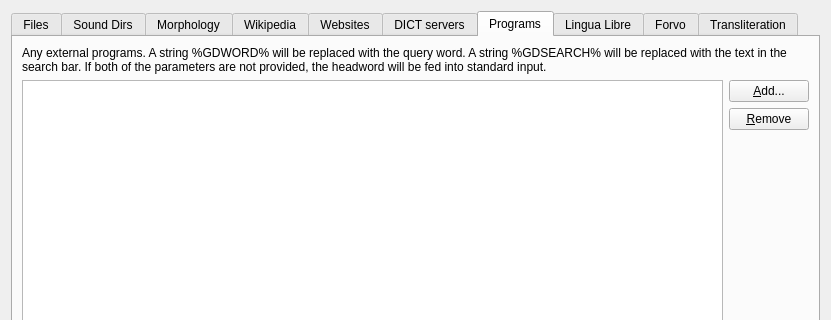
This is src/ui/edit_sources.ui in xiaoyifang/goldendict-ng as Qt 5 draws it before an edit; both pictures show x 0 to 831 and y 0 to 320 of the 831 by 531 pixel window. The edited form follows.
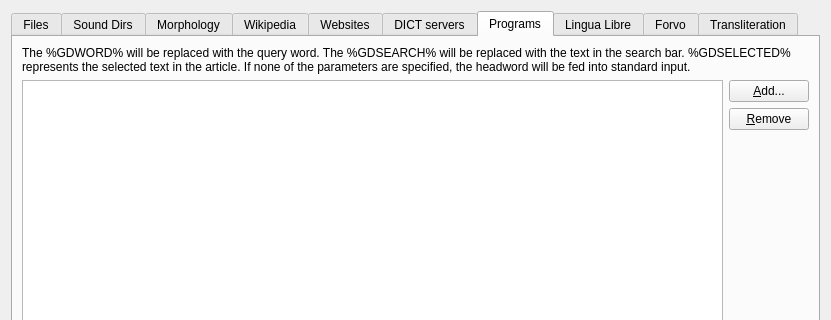
This is the edited form. The open tabs and pages were chosen to show the change. Icons and pictures are not drawn.

Commit message: opt:add a new placehodler GDSELECTED to the program

What changed in the file:
```diff
--- a/src/ui/edit_sources.ui
+++ b/src/ui/edit_sources.ui
@@ -401,7 +401,7 @@
        <item>
         <widget class="QLabel" name="label_16">
          <property name="text">
-          <string>Any external programs. A string %GDWORD% will be replaced with the query word. A string %GDSEARCH% will be replaced with the text in the search bar. If both of the parameters are not provided, the headword will be fed into standard input.</string>
+          <string>The %GDWORD% will be replaced with the query word. The %GDSEARCH% will be replaced with the text in the search bar. %GDSELECTED% represents the selected text in the article. If none of the parameters are specified, the headword will be fed into standard input.</string>
          </property>
          <property name="wordWrap">
           <bool>true</bool>
```
The commit also changes 4 other files.
